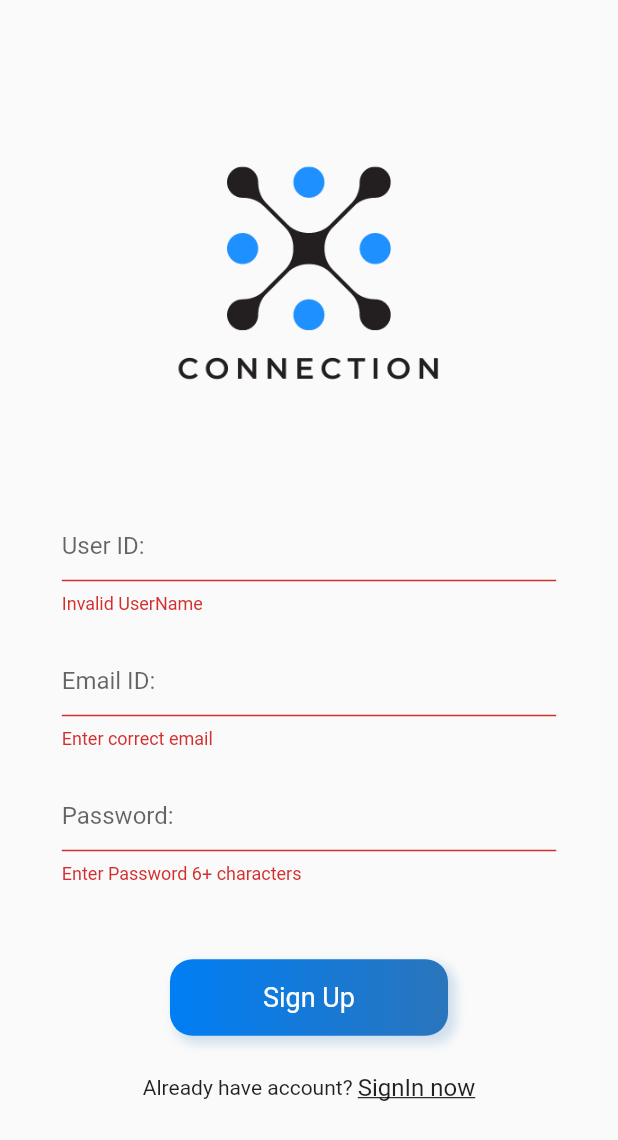
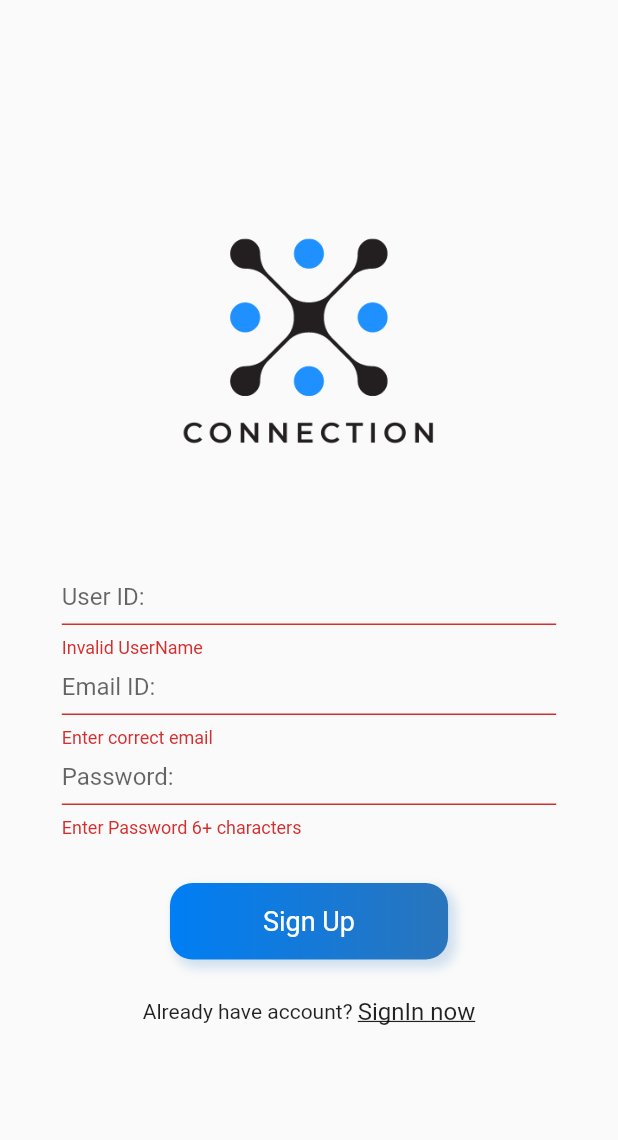
Before and after one commit to Utsav-Virani/Connection, a Flutter app: the screen it shows after launch, after a tap on "Sign In", after a tap on "Create one now", after a tap on "Sign Up", on a phone screen of 412 x 824 dp. Shown: the top 1140 px of the screen. Run offline on Flutter 3.47's test engine with Material 2 defaults, Android fonts, the phone set to English and light mode, and no system bars; our stand-ins replace cloud_firestore, firebase_auth, firebase_core, shared_preferences; accounts and stored records are empty.

```diff
--- a/lib/config/database.dart
+++ b/lib/config/database.dart
@@ -15,8 +15,8 @@ class DataBaseMethods {
         .get();
   }
 
-  uploadUserInfo(userData) {
-    FirebaseFirestore.instance.collection("UserData").add(userData);
+  uploadUserInfo(userData, userId) {
+    FirebaseFirestore.instance.collection("UserData").doc(userId).set(userData);
   }
 
   addChatRoom(_chatRoomId, _chatRoom) {
@@ -45,7 +45,7 @@ class DataBaseMethods {
         .collection("chatRoom")
         .doc(_chatRoomId)
         .collection("Chats")
-        .orderBy("time", descending: false)
+        .orderBy("time", descending: true)
         .snapshots();
   }
 
--- a/lib/screens/SignInScreen.dart
+++ b/lib/screens/SignInScreen.dart
@@ -2,6 +2,7 @@ import 'package:cloud_firestore/cloud_firestore.dart';
 import 'package:connection/config/auth.dart';
 import 'package:connection/config/database.dart';
 import 'package:connection/data/dataCollection.dart';
+import 'package:connection/modal/userData.dart';
 import 'package:connection/screens/HomeView.dart';
 import 'package:firebase_auth/firebase_auth.dart';
 import 'package:flutter/material.dart';
@@ -29,6 +30,7 @@ class _SignInState extends State<SignIn> {
   final TextEditingController _passwordController = TextEditingController();
 
   userSignUp() async {
+    final _auth = FirebaseAuth.instance;
     if (_formKey.currentState.validate()) {
       // DataStorage.setUserNamePreference(_userNameController.text);
 
@@ -37,8 +39,10 @@ class _SignInState extends State<SignIn> {
       });
 
       try {
-        final authResult = await _authMethod.signInWithEmail(
-            _emailController.text, _passwordController.text);
+        // final authResult = await _authMethod.signInWithEmail(
+        //     _emailController.text, _passwordController.text);
+        UserCredential _userCredential = await _auth.signInWithEmailAndPassword(
+            email: _emailController.text, password: _passwordController.text);
 
         DataStorage.setUserEmailPreference(_emailController.text);
 
@@ -48,6 +52,8 @@ class _SignInState extends State<SignIn> {
           userInfo = value;
           DataStorage.setUserNamePreference(userInfo.docs[0].data()['name']);
         });
+
+        // print(UserData().userId);
 
         DataStorage.setUserSignInPreference(true);
 
@@ -147,7 +153,6 @@ class _SignInState extends State<SignIn> {
                         onTap: () {
                           userSignUp();
                         },
-                        child: SizedBox(
                         child: Container(
                           // onPressed: _saveForm,
                           width: MediaQuery.of(context).size.width * 0.45,
@@ -180,7 +185,6 @@ class _SignInState extends State<SignIn> {
                             style: TextStyle(
                               fontSize: 18,
                               color: Colors.white,
-                              ),
                             ),
                           ),
                         ),
--- a/lib/screens/SignUpScreen.dart
+++ b/lib/screens/SignUpScreen.dart
@@ -28,6 +28,8 @@ class _SignUpState extends State<SignUp> {
   final TextEditingController _passwordController = TextEditingController();
 
   userSignUp() async {
+    final _auth = FirebaseAuth.instance;
+
     if (_formKey.currentState.validate()) {
       Map<String, String> userData = {
         "name": _userNameController.text,
@@ -39,9 +41,18 @@ class _SignUpState extends State<SignUp> {
       });
 
       try {
-        final authResult = await _authMethod.signUpWithEmail(
-            _emailController.text, _passwordController.text);
-        databaseMethods.uploadUserInfo(userData);
+        // User authResult = await _authMethod.signUpWithEmail(
+        // _emailController.text, .text);
+        // print("-----");
+        // print(authResult.uid);
+        // print("-----");
+
+        UserCredential _userCredential =
+            await _auth.createUserWithEmailAndPassword(
+                email: _emailController.text,
+                password: _passwordController.text);
+
+        databaseMethods.uploadUserInfo(userData, _userCredential.user.uid);
 
         DataStorage.setUserSignInPreference(true);
         DataStorage.setUserEmailPreference(_emailController.text);
@@ -86,10 +97,12 @@ class _SignUpState extends State<SignUp> {
                   child: Column(
                     mainAxisSize: MainAxisSize.min,
                     children: [
-                      Image(
+                      Center(
+                        child: Image(
                           image: new AssetImage("lib/assets/logo_trans.png"),
                           fit: BoxFit.cover,
-                        height: 300,
+                          height: MediaQuery.of(context).size.width * 0.7,
+                        ),
                       ),
                       // SizedBox(height: 10,),
                       Form(
@@ -97,6 +110,7 @@ class _SignUpState extends State<SignUp> {
                         child: Column(
                           children: [
                             SizedBox(
+                              height: 60,
                               width: MediaQuery.of(context).size.width * 0.8,
                               child: TextFormField(
                                 validator: (value) {
@@ -111,10 +125,11 @@ class _SignUpState extends State<SignUp> {
                                 ),
                               ),
                             ),
+                            // SizedBox(
+                            //   height: 20,
+                            // ),
                             SizedBox(
-                              height: 20,
-                            ),
-                            SizedBox(
+                              height: 60,
                               width: MediaQuery.of(context).size.width * 0.8,
                               child: TextFormField(
                                 validator: (val) {
@@ -132,9 +147,7 @@ class _SignUpState extends State<SignUp> {
                               ),
                             ),
                             SizedBox(
-                              height: 20,
-                            ),
-                            SizedBox(
+                              height: 60,
                               width: MediaQuery.of(context).size.width * 0.8,
                               child: TextFormField(
                                 obscureText: true,
@@ -155,13 +168,12 @@ class _SignUpState extends State<SignUp> {
                         ),
                       ),
                       SizedBox(
-                        height: 50,
+                        height: 30,
                       ),
                       GestureDetector(
                         onTap: () {
                           userSignUp();
                         },
-                        child: SizedBox(
                         child: Container(
                           // onPressed: _saveForm,
                           width: MediaQuery.of(context).size.width * 0.45,
@@ -198,7 +210,6 @@ class _SignUpState extends State<SignUp> {
                           ),
                         ),
                       ),
-                      ),
                       SizedBox(
                         height: 25,
                       ),
@@ -223,6 +234,7 @@ class _SignUpState extends State<SignUp> {
                           ),
                         ],
                       ),
+                      // Expanded(child: Container())
                     ],
                   ),
                 ),
```
Also changed, not shown: lib/screens/ChatRoom.dart (+10 -3 lines), lib/screens/HomeView.dart (+50 -9 lines), pubspec.lock, 2 other files. Lines whose indentation alone changed are shown as unchanged.
